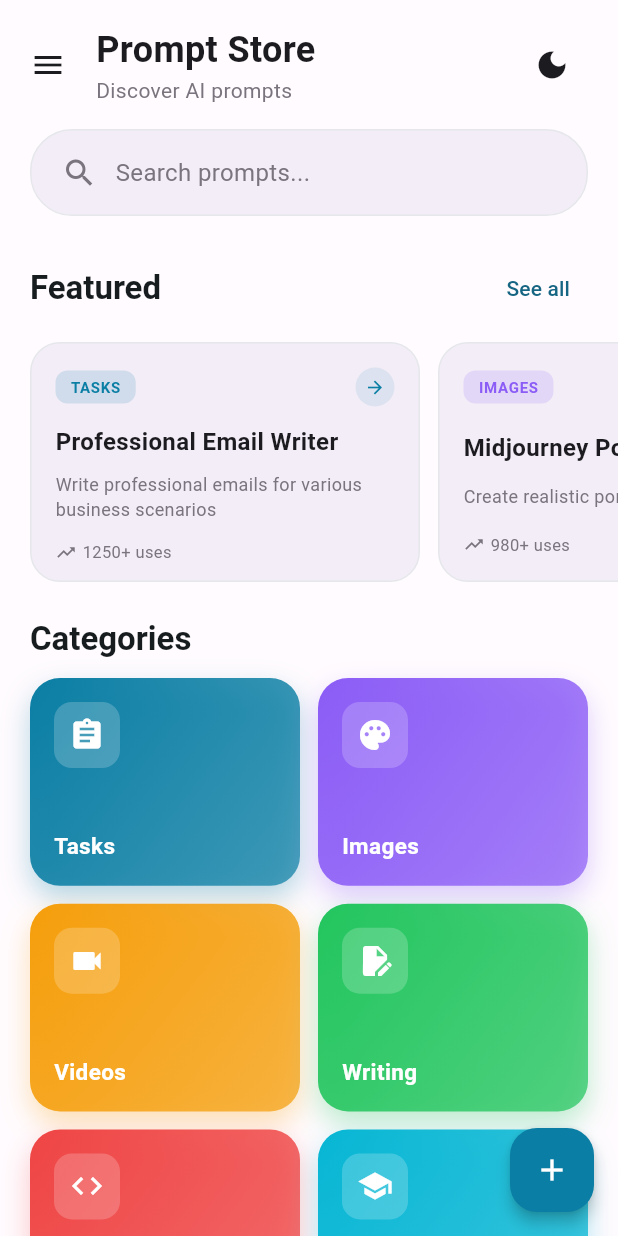
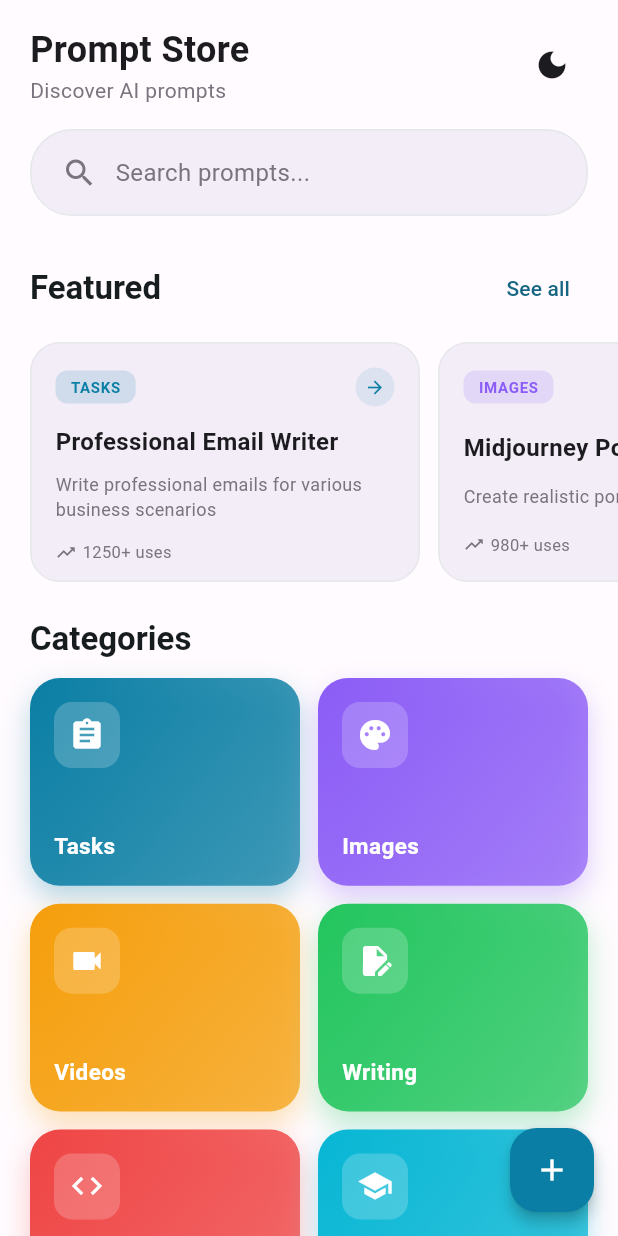
Before and after one commit to memamun/prompt_store, a Flutter app: the screen it shows after launch, after a tap on "Skip", on a phone screen of 412 x 824 dp. Run offline on Flutter 3.47's test engine with Material 3 defaults, Android fonts, the light colour scheme and no system bars; our stand-ins replace cached_network_image, share_plus, shared_preferences.

Commit message:
Fix: Remove duplicate drawer, add category color to PromptCard

```diff
--- a/lib/screens/category_screen.dart
+++ b/lib/screens/category_screen.dart
@@ -122,6 +122,7 @@ class CategoryScreen extends StatelessWidget {
                       child: PromptCard(
                         prompt: prompt,
                         isFavorite: appState.isFavorite(prompt.id),
+                        categoryColor: categoryColor,
                         onTap: () {
                           Navigator.push(
                             context,
--- a/lib/screens/home_screen.dart
+++ b/lib/screens/home_screen.dart
@@ -2,15 +2,26 @@ import 'package:flutter/material.dart';
 import 'package:provider/provider.dart';
 import '../providers/app_state.dart';
 import '../theme/app_colors.dart';
+import '../models/category.dart';
 import '../widgets/prompt_card.dart';
 import '../widgets/category_card.dart';
 import 'search_screen.dart';
 import 'prompt_detail_screen.dart';
 import 'category_screen.dart';
-import 'drawer_menu.dart';
 
 class HomeScreen extends StatelessWidget {
   const HomeScreen({super.key});
+
+  Color _getCategoryColor(String categoryId) {
+    try {
+      final category = CategoryData.defaultCategories.firstWhere(
+        (c) => c.id == categoryId,
+      );
+      return category.color;
+    } catch (e) {
+      return AppColors.primary;
+    }
+  }
 
   @override
   Widget build(BuildContext context) {
@@ -18,29 +29,15 @@ class HomeScreen extends StatelessWidget {
     final isDark = Theme.of(context).brightness == Brightness.dark;
 
     return Scaffold(
-      drawer: AppDrawer(
-        currentIndex: 0,
-        onItemSelected: (index) {
-          Navigator.pop(context);
-        },
-      ),
       body: SafeArea(
         child: CustomScrollView(
           slivers: [
-            // Modern Header with Menu
+            // Modern Header
             SliverToBoxAdapter(
               child: Padding(
-                padding: const EdgeInsets.fromLTRB(8, 16, 20, 8),
+                padding: const EdgeInsets.fromLTRB(20, 16, 20, 8),
                 child: Row(
                   children: [
-                    IconButton(
-                      onPressed: () => Scaffold.of(context).openDrawer(),
-                      icon: Icon(
-                        Icons.menu,
-                        color: isDark ? AppColors.foregroundDark : AppColors.foregroundLight,
-                      ),
-                    ),
-                    const SizedBox(width: 8),
                     Expanded(
                       child: Column(
                         crossAxisAlignment: CrossAxisAlignment.start,
@@ -271,6 +268,7 @@ class HomeScreen extends StatelessWidget {
                       child: PromptCard(
                         prompt: prompt,
                         isFavorite: appState.isFavorite(prompt.id),
+                        categoryColor: _getCategoryColor(prompt.category),
                         onTap: () {
                           Navigator.push(
                             context,
--- a/lib/widgets/prompt_card.dart
+++ b/lib/widgets/prompt_card.dart
@@ -10,6 +10,7 @@ class PromptCard extends StatelessWidget {
   final VoidCallback onTap;
   final VoidCallback onFavoriteTap;
   final VoidCallback? onDeleteTap;
+  final Color? categoryColor;
 
   const PromptCard({
     super.key,
@@ -18,6 +19,7 @@ class PromptCard extends StatelessWidget {
     required this.onTap,
     required this.onFavoriteTap,
     this.onDeleteTap,
+    this.categoryColor,
   });
 
   Color _getCategoryColor(String categoryId) {
@@ -33,7 +35,7 @@ class PromptCard extends StatelessWidget {
 
   @override
   Widget build(BuildContext context) {
-    final categoryColor = _getCategoryColor(prompt.category);
+    final categoryColor = this.categoryColor ?? _getCategoryColor(prompt.category);
     final isDark = Theme.of(context).brightness == Brightness.dark;
     final hasImage = prompt.imageUrl != null && prompt.imageUrl!.isNotEmpty;
 
```
Also changed, not shown: lib/screens/favorites_screen.dart (+13 -0 lines), lib/screens/my_prompts_screen.dart (+13 -0 lines), lib/screens/search_screen.dart (+13 -0 lines).
